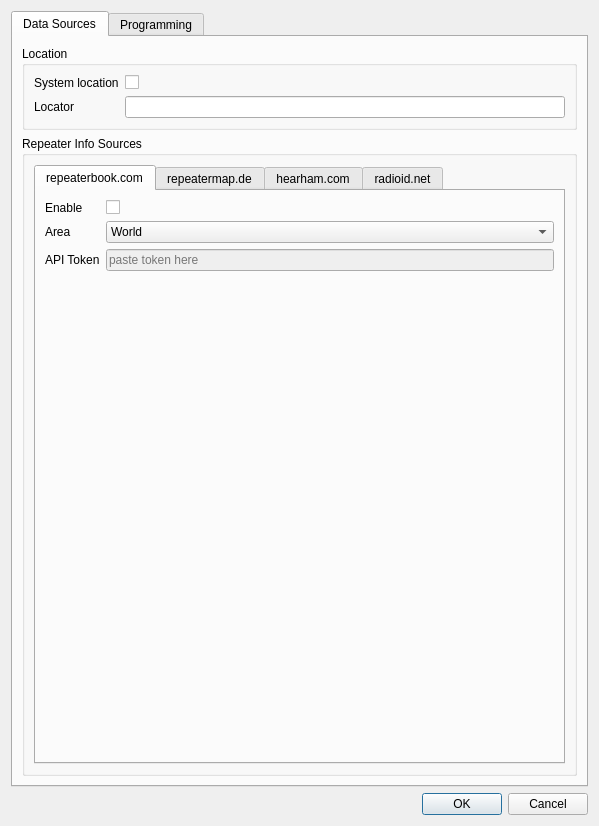
hmatuschek/qdmr, file src/settingsdialog.ui: the form before one commit.
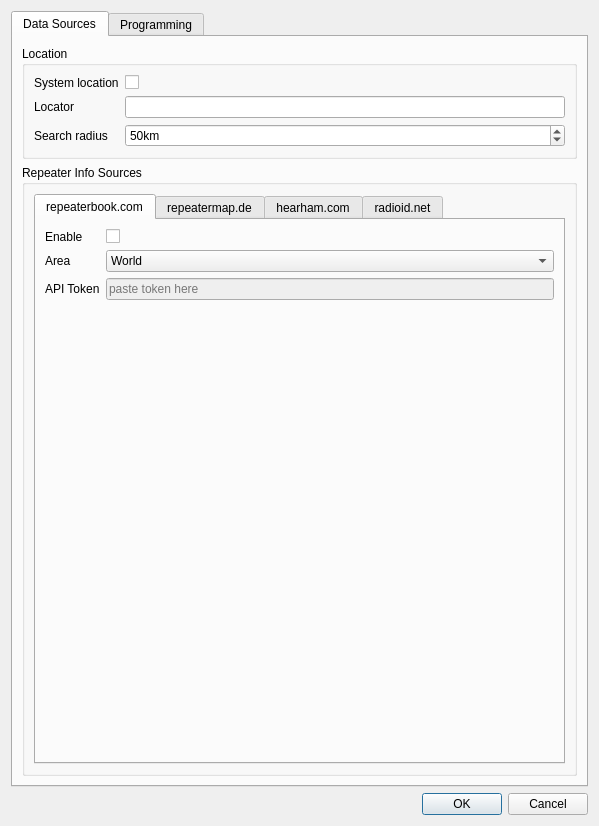
The form after the commit.

Commit message: Added search radius settings.

```diff
--- a/src/settingsdialog.ui
+++ b/src/settingsdialog.ui
@@ -66,6 +66,38 @@
           <item row="1" column="1">
            <widget class="QLineEdit" name="locatorEntry"/>
           </item>
+          <item row="2" column="0">
+           <widget class="QLabel" name="label_17">
+            <property name="text">
+             <string>Search radius</string>
+            </property>
+           </widget>
+          </item>
+          <item row="2" column="1">
+           <widget class="QSpinBox" name="searchRadius">
+            <property name="toolTip">
+             <string>Some data sources require a search area specified by the location and this radius.</string>
+            </property>
+            <property name="suffix">
+             <string notr="true">km</string>
+            </property>
+            <property name="minimum">
+             <number>20</number>
+            </property>
+            <property name="maximum">
+             <number>150</number>
+            </property>
+            <property name="singleStep">
+             <number>10</number>
+            </property>
+            <property name="stepType">
+             <enum>QAbstractSpinBox::StepType::AdaptiveDecimalStepType</enum>
+            </property>
+            <property name="value">
+             <number>50</number>
+            </property>
+           </widget>
+          </item>
          </layout>
         </widget>
        </item>
```
The commit also changes 12 other files.
